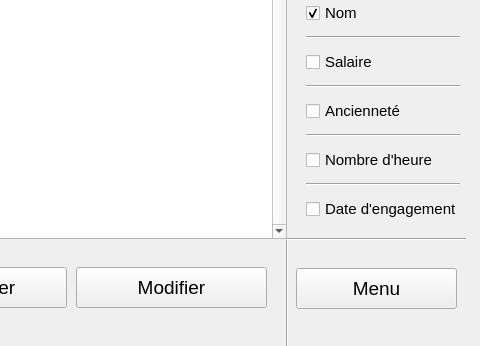
Qt form UI/MenuEmploye.ui (LePerron/Application-gestion-employes-projet-session-2023) before a commit; both pictures show x 344 to 824 and y 282 to 628 of the 824 by 628 pixel window.
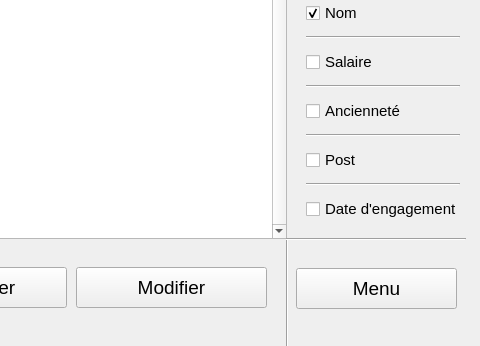
The same form after that commit.

Diff of the .ui file:
```diff
--- a/UI/MenuEmploye.ui
+++ b/UI/MenuEmploye.ui
@@ -366,7 +366,7 @@
        </font>
       </property>
       <property name="text">
-       <string>Nombre d'heure</string>
+       <string>Post</string>
       </property>
      </widget>
     </item>
```
Left out of the diff: 2 changed lines with no effect on the pictures.
